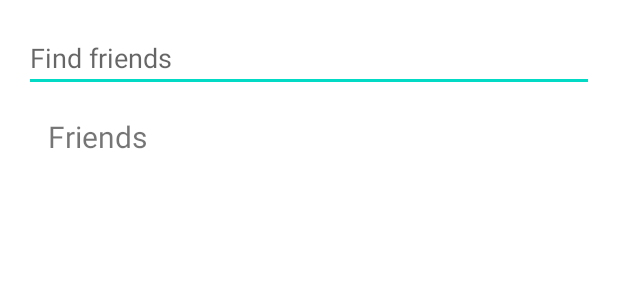
After one commit to SportsAct/SportsAct, an Android app: the layout activity_search.xml on its own in the app's theme, with its tools: preview values and no code run, on a phone screen of 412 x 824 dp. The commit adds this screen. Shown: the top 300 px of the screen. Run offline under Robolectric (Android 15) with nearby library versions, the light colour scheme and no system bars.

Commit message:
Search for friends added, need to tweak the ParseUser method to find users.

```diff
--- a/app/src/main/java/com/codepath/jorge/mainactivity/activities/MainActivity.java
+++ b/app/src/main/java/com/codepath/jorge/mainactivity/activities/MainActivity.java
@@ -102,6 +102,7 @@ public class MainActivity extends AppCompatActivity {
 
         MenuInflater inflater = getMenuInflater();
         inflater.inflate(R.menu.toolbar_menu,menu);
+        inflater.inflate(R.menu.toolbar_search,menu);
 
         return true;
     }
@@ -116,6 +117,11 @@ public class MainActivity extends AppCompatActivity {
                 //take them to log in page
                 checkIfUserIsLogged();
                 return true;
+            case   R.id.search:
+                //User searches for friends
+               Intent intent = new Intent(this, SearchActivity.class);
+               this.startActivity(intent);
+               break;
         }
 
         return super.onOptionsItemSelected(item);
--- /dev/null
+++ b/app/src/main/res/layout/activity_search.xml
@@ -0,0 +1,28 @@
+<?xml version="1.0" encoding="utf-8"?>
+<LinearLayout xmlns:android="http://schemas.android.com/apk/res/android"
+    android:layout_width="match_parent"
+    android:layout_height="match_parent"
+    xmlns:tools="http://schemas.android.com/tools"
+    android:orientation="vertical"
+    android:padding="16dp"
+    tools:context=".activities.SearchActivity">
+
+    <AutoCompleteTextView
+        android:id="@+id/friendSearch"
+        android:layout_width="match_parent"
+        android:layout_height="wrap_content"
+        android:completionHint="Select a friend"
+        android:completionThreshold="1"
+        android:dropDownAnchor="@id/text_view_friends"
+        android:hint="Find friends"
+        android:popupBackground="@color/design_default_color_background" />
+
+    <TextView
+        android:id="@+id/text_view_friends"
+        android:layout_width="match_parent"
+        android:layout_height="wrap_content"
+        android:text="Friends"
+        android:textSize="20sp"
+        android:padding="16dp" />
+
+</LinearLayout>
```
Also changed, not shown: app/src/main/AndroidManifest.xml (+9 -2 lines), app/src/main/java/com/codepath/jorge/mainactivity/activities/SearchActivity.java (added, +35 -0 lines), app/src/main/res/menu/toolbar_search.xml (added, +7 -0 lines).
